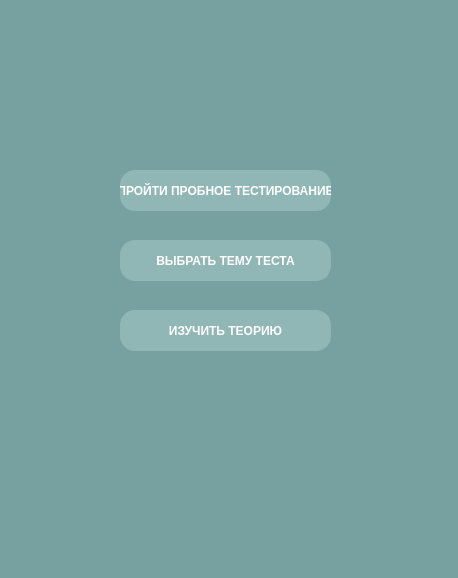
The window that possibilities.ui (xiaoticc/maths_project) describes before a commit, drawn with Qt 5.
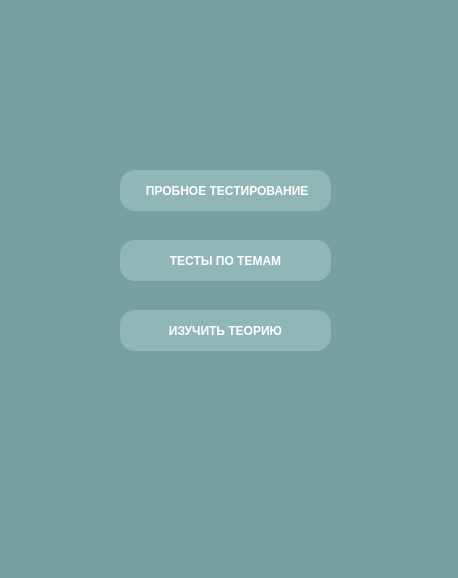
The same window after the commit.

```diff
--- a/possibilities.ui
+++ b/possibilities.ui
@@ -63,7 +63,7 @@
 </string>
     </property>
     <property name="text">
-     <string>ПРОЙТИ ПРОБНОЕ ТЕСТИРОВАНИЕ</string>
+     <string> ПРОБНОЕ ТЕСТИРОВАНИЕ</string>
     </property>
    </widget>
    <widget class="QPushButton" name="btn_themes">
@@ -95,7 +95,7 @@
 }</string>
     </property>
     <property name="text">
-     <string>ВЫБРАТЬ ТЕМУ ТЕСТА</string>
+     <string>ТЕСТЫ ПО ТЕМАМ</string>
     </property>
    </widget>
    <widget class="QPushButton" name="btn_theory">
```
Left out of the diff: 1 changed line with no effect on the pictures.
